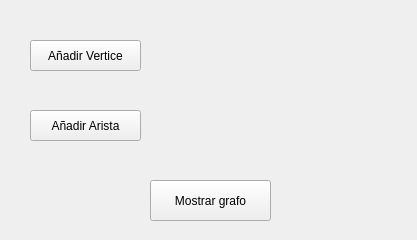
Before: the Qt Designer form Cliente/client/widget.ui in efmz200/D2-Extra-Clase-1-, drawn with Qt 5.
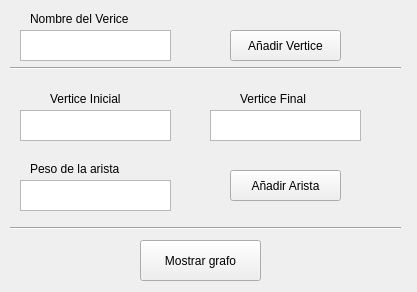
After: the same form once the commit is applied.

Commit message: arreglo interfaz

What changed in the file:
```diff
--- a/Cliente/client/widget.ui
+++ b/Cliente/client/widget.ui
@@ -7,7 +7,7 @@
     <x>0</x>
     <y>0</y>
     <width>417</width>
-    <height>240</height>
+    <height>292</height>
    </rect>
   </property>
   <property name="windowTitle">
@@ -16,8 +16,8 @@
   <widget class="QPushButton" name="VertBut">
    <property name="geometry">
     <rect>
-     <x>30</x>
-     <y>40</y>
+     <x>230</x>
+     <y>30</y>
      <width>111</width>
      <height>31</height>
     </rect>
@@ -29,8 +29,8 @@
   <widget class="QPushButton" name="AristaBut">
    <property name="geometry">
     <rect>
-     <x>30</x>
-     <y>110</y>
+     <x>230</x>
+     <y>170</y>
      <width>111</width>
      <height>31</height>
     </rect>
@@ -42,8 +42,8 @@
   <widget class="QPushButton" name="pushButton">
    <property name="geometry">
     <rect>
-     <x>150</x>
-     <y>180</y>
+     <x>140</x>
+     <y>240</y>
      <width>121</width>
      <height>41</height>
     </rect>
@@ -52,6 +52,152 @@
     <string>Mostrar grafo</string>
    </property>
   </widget>
+  <widget class="QLabel" name="Vert_nom">
+   <property name="geometry">
+    <rect>
+     <x>30</x>
+     <y>10</y>
+     <width>131</width>
+     <height>17</height>
+    </rect>
+   </property>
+   <property name="text">
+    <string>Nombre del Verice</string>
+   </property>
+  </widget>
+  <widget class="QTextEdit" name="textEdit">
+   <property name="geometry">
+    <rect>
+     <x>20</x>
+     <y>30</y>
+     <width>151</width>
+     <height>31</height>
+    </rect>
+   </property>
+   <property name="html">
+    <string>&lt;!DOCTYPE HTML PUBLIC &quot;-//W3C//DTD HTML 4.0//EN&quot; &quot;http://www.w3.org/TR/REC-html40/strict.dtd&quot;&gt;
+&lt;html&gt;&lt;head&gt;&lt;meta name=&quot;qrichtext&quot; content=&quot;1&quot; /&gt;&lt;style type=&quot;text/css&quot;&gt;
+p, li { white-space: pre-wrap; }
+&lt;/style&gt;&lt;/head&gt;&lt;body style=&quot; font-family:'Ubuntu'; font-size:11pt; font-weight:400; font-style:normal;&quot;&gt;
+&lt;p style=&quot;-qt-paragraph-type:empty; margin-top:0px; margin-bottom:0px; margin-left:0px; margin-right:0px; -qt-block-indent:0; text-indent:0px;&quot;&gt;&lt;br /&gt;&lt;/p&gt;&lt;/body&gt;&lt;/html&gt;</string>
+   </property>
+  </widget>
+  <widget class="QTextEdit" name="textEdit_2">
+   <property name="geometry">
+    <rect>
+     <x>20</x>
+     <y>110</y>
+     <width>151</width>
+     <height>31</height>
+    </rect>
+   </property>
+   <property name="html">
+    <string>&lt;!DOCTYPE HTML PUBLIC &quot;-//W3C//DTD HTML 4.0//EN&quot; &quot;http://www.w3.org/TR/REC-html40/strict.dtd&quot;&gt;
+&lt;html&gt;&lt;head&gt;&lt;meta name=&quot;qrichtext&quot; content=&quot;1&quot; /&gt;&lt;style type=&quot;text/css&quot;&gt;
+p, li { white-space: pre-wrap; }
+&lt;/style&gt;&lt;/head&gt;&lt;body style=&quot; font-family:'Ubuntu'; font-size:11pt; font-weight:400; font-style:normal;&quot;&gt;
+&lt;p style=&quot;-qt-paragraph-type:empty; margin-top:0px; margin-bottom:0px; margin-left:0px; margin-right:0px; -qt-block-indent:0; text-indent:0px;&quot;&gt;&lt;br /&gt;&lt;/p&gt;&lt;/body&gt;&lt;/html&gt;</string>
+   </property>
+  </widget>
+  <widget class="QTextEdit" name="textEdit_3">
+   <property name="geometry">
+    <rect>
+     <x>210</x>
+     <y>110</y>
+     <width>151</width>
+     <height>31</height>
+    </rect>
+   </property>
+   <property name="html">
+    <string>&lt;!DOCTYPE HTML PUBLIC &quot;-//W3C//DTD HTML 4.0//EN&quot; &quot;http://www.w3.org/TR/REC-html40/strict.dtd&quot;&gt;
+&lt;html&gt;&lt;head&gt;&lt;meta name=&quot;qrichtext&quot; content=&quot;1&quot; /&gt;&lt;style type=&quot;text/css&quot;&gt;
+p, li { white-space: pre-wrap; }
+&lt;/style&gt;&lt;/head&gt;&lt;body style=&quot; font-family:'Ubuntu'; font-size:11pt; font-weight:400; font-style:normal;&quot;&gt;
+&lt;p style=&quot;-qt-paragraph-type:empty; margin-top:0px; margin-bottom:0px; margin-left:0px; margin-right:0px; -qt-block-indent:0; text-indent:0px;&quot;&gt;&lt;br /&gt;&lt;/p&gt;&lt;/body&gt;&lt;/html&gt;</string>
+   </property>
+  </widget>
+  <widget class="QTextEdit" name="textEdit_4">
+   <property name="geometry">
+    <rect>
+     <x>20</x>
+     <y>180</y>
+     <width>151</width>
+     <height>31</height>
+    </rect>
+   </property>
+   <property name="html">
+    <string>&lt;!DOCTYPE HTML PUBLIC &quot;-//W3C//DTD HTML 4.0//EN&quot; &quot;http://www.w3.org/TR/REC-html40/strict.dtd&quot;&gt;
+&lt;html&gt;&lt;head&gt;&lt;meta name=&quot;qrichtext&quot; content=&quot;1&quot; /&gt;&lt;style type=&quot;text/css&quot;&gt;
+p, li { white-space: pre-wrap; }
+&lt;/style&gt;&lt;/head&gt;&lt;body style=&quot; font-family:'Ubuntu'; font-size:11pt; font-weight:400; font-style:normal;&quot;&gt;
+&lt;p style=&quot;-qt-paragraph-type:empty; margin-top:0px; margin-bottom:0px; margin-left:0px; margin-right:0px; -qt-block-indent:0; text-indent:0px;&quot;&gt;&lt;br /&gt;&lt;/p&gt;&lt;/body&gt;&lt;/html&gt;</string>
+   </property>
+  </widget>
+  <widget class="QLabel" name="label_2">
+   <property name="geometry">
+    <rect>
+     <x>50</x>
+     <y>90</y>
+     <width>101</width>
+     <height>17</height>
+    </rect>
+   </property>
+   <property name="text">
+    <string>Vertice Inicial</string>
+   </property>
+  </widget>
+  <widget class="QLabel" name="label_3">
+   <property name="geometry">
+    <rect>
+     <x>240</x>
+     <y>90</y>
+     <width>91</width>
+     <height>17</height>
+    </rect>
+   </property>
+   <property name="text">
+    <string>Vertice Final</string>
+   </property>
+  </widget>
+  <widget class="QLabel" name="label_4">
+   <property name="geometry">
+    <rect>
+     <x>30</x>
+     <y>160</y>
+     <width>121</width>
+     <height>17</height>
+    </rect>
+   </property>
+   <property name="text">
+    <string>Peso de la arista</string>
+   </property>
+  </widget>
+  <widget class="Line" name="line">
+   <property name="geometry">
+    <rect>
+     <x>10</x>
+     <y>60</y>
+     <width>391</width>
+     <height>16</height>
+    </rect>
+   </property>
+   <property name="orientation">
+    <enum>Qt::Horizontal</enum>
+   </property>
+  </widget>
+  <widget class="Line" name="line_2">
+   <property name="geometry">
+    <rect>
+     <x>10</x>
+     <y>220</y>
+     <width>391</width>
+     <height>16</height>
+    </rect>
+   </property>
+   <property name="orientation">
+    <enum>Qt::Horizontal</enum>
+   </property>
+  </widget>
  </widget>
  <resources/>
  <connections/>
```
Left out of the diff: 2 changed lines with no effect on the pictures. The commit also changes 5 other files.
